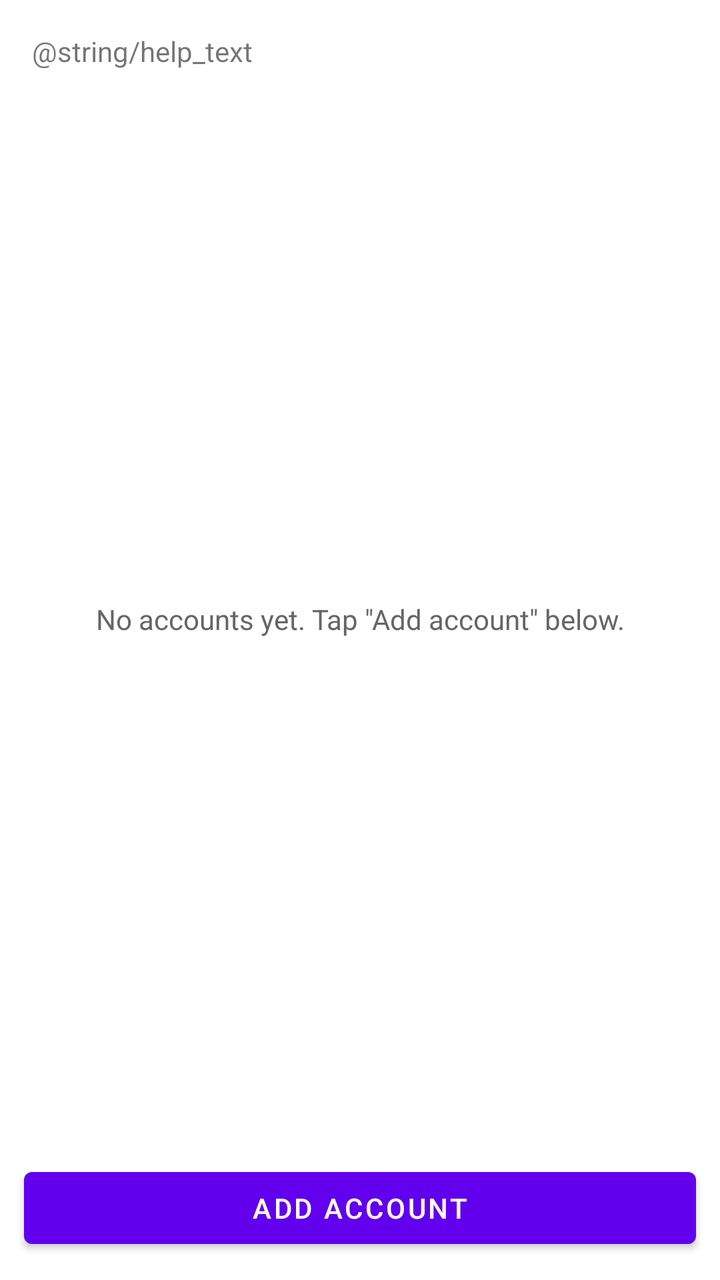
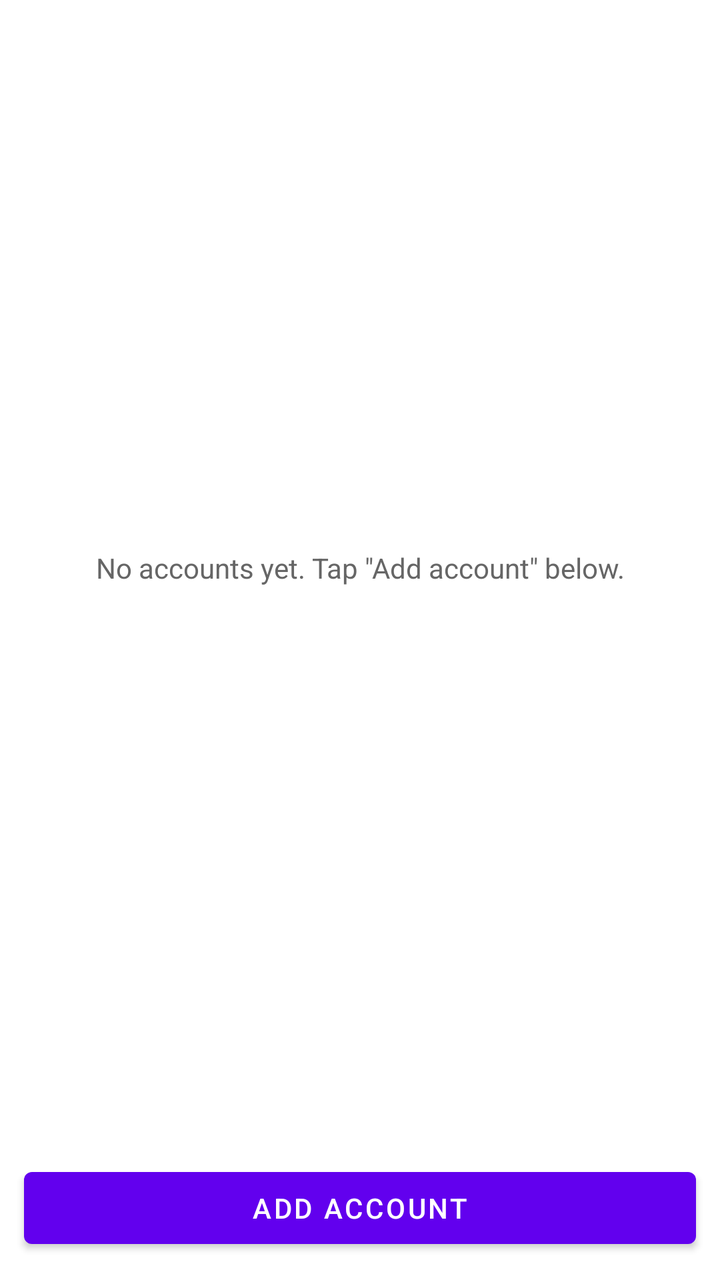

Screens rendered from an Android XML layout before and after an edit, with the pre-edit source and the edit as a unified diff.
<!-- AndroidManifest.xml: fallback theme Theme.MaterialComponents.DayNight.NoActionBar -->
<!-- res/layout/activity_prefs.xml -->
<?xml version="1.0" encoding="utf-8"?>
<LinearLayout xmlns:android="http://schemas.android.com/apk/res/android"
    android:layout_width="match_parent"
    android:layout_height="match_parent"
    android:orientation="vertical">

    <TextView
        android:id="@+id/help_text"
        android:layout_width="match_parent"
        android:layout_height="wrap_content"
        android:padding="16dp"
        android:text="@string/help_text"
        android:textSize="14sp" />

    
    <FrameLayout
        android:layout_width="match_parent"
        android:layout_height="0dp"
        android:layout_weight="1">

        <ListView
            android:id="@+id/account_list"
            android:layout_width="match_parent"
            android:layout_height="match_parent" />

        <TextView
            android:id="@+id/empty_text"
            android:layout_width="match_parent"
            android:layout_height="wrap_content"
            android:layout_gravity="center"
            android:gravity="center"
            android:padding="24dp"
            android:text="@string/empty_accounts"
            android:textColor="#666666" />
    </FrameLayout>

    <Button
        android:id="@+id/btn_add"
        android:layout_width="match_parent"
        android:layout_height="wrap_content"
        android:layout_margin="12dp"
        android:text="@string/btn_add_account" />

</LinearLayout>
<!-- resources referenced by this layout -->
<resources>
  <string name="btn_add_account">Add account</string>
  <string name="empty_accounts">No accounts yet. Tap \"Add account\" below.</string>
</resources>

<!-- the commit's change to res/layout/activity_prefs.xml (unified diff, before → after) -->
@@ -3,14 +3,6 @@
     android:layout_width="match_parent"
     android:layout_height="match_parent"
     android:orientation="vertical">
-
-    <TextView
-        android:id="@+id/help_text"
-        android:layout_width="match_parent"
-        android:layout_height="wrap_content"
-        android:padding="16dp"
-        android:text="@string/help_text"
-        android:textSize="14sp" />
 
     
     <FrameLayout
